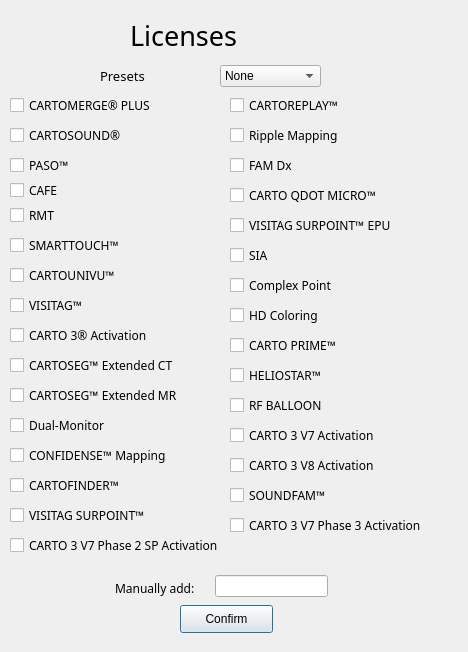
Qt form Code/Forms/licenses_dialog.ui (EranYonai/Auto-Baseline) before a commit.
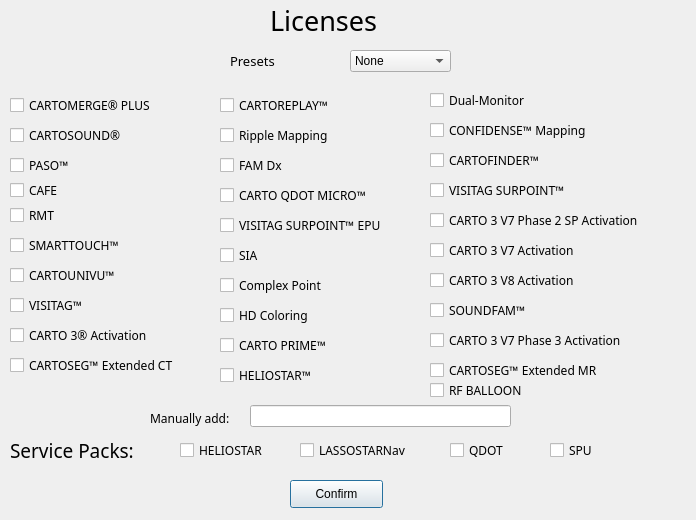
The same form after that commit.

Commit message:
Added service packs to WS - Licenses Dialog
Some minor fixes:
- Select all in licenses dialog doesn't select service pack licenses anymore
- Added Service packs to licenses dialog.
-Updated format function with the new service packs and deleted the last , at the end of the string from the DIalog class itself. (string[:-2])
- Inheritance between WS dialog and Licenses Dialog.
- Changed xmind place to be in main C ode dir and not inside Forms dir.

```diff
--- a/Code/Forms/licenses_dialog.ui
+++ b/Code/Forms/licenses_dialog.ui
@@ -6,8 +6,8 @@
    <rect>
     <x>0</x>
     <y>0</y>
-    <width>468</width>
-    <height>652</height>
+    <width>696</width>
+    <height>520</height>
    </rect>
   </property>
   <property name="windowTitle">
@@ -16,8 +16,8 @@
   <widget class="QLabel" name="title">
    <property name="geometry">
     <rect>
-     <x>130</x>
-     <y>15</y>
+     <x>270</x>
+     <y>0</y>
      <width>151</width>
      <height>41</height>
     </rect>
@@ -35,8 +35,8 @@
   <widget class="QComboBox" name="comboBox">
    <property name="geometry">
     <rect>
-     <x>220</x>
-     <y>65</y>
+     <x>350</x>
+     <y>50</y>
      <width>101</width>
      <height>22</height>
     </rect>
@@ -61,8 +61,8 @@
   <widget class="QLabel" name="label">
    <property name="geometry">
     <rect>
-     <x>100</x>
-     <y>65</y>
+     <x>230</x>
+     <y>50</y>
      <width>71</width>
      <height>21</height>
     </rect>
@@ -194,8 +194,8 @@
   <widget class="QCheckBox" name="dualmonitor">
    <property name="geometry">
     <rect>
-     <x>10</x>
-     <y>415</y>
+     <x>430</x>
+     <y>90</y>
      <width>171</width>
      <height>20</height>
     </rect>
@@ -270,8 +270,8 @@
   <widget class="QCheckBox" name="confidense">
    <property name="geometry">
     <rect>
-     <x>10</x>
-     <y>445</y>
+     <x>430</x>
+     <y>120</y>
      <width>191</width>
      <height>20</height>
     </rect>
@@ -289,8 +289,8 @@
   <widget class="QCheckBox" name="segmr">
    <property name="geometry">
     <rect>
-     <x>10</x>
-     <y>385</y>
+     <x>430</x>
+     <y>360</y>
      <width>211</width>
      <height>20</height>
     </rect>
@@ -308,7 +308,7 @@
   <widget class="QCheckBox" name="famdx">
    <property name="geometry">
     <rect>
-     <x>230</x>
+     <x>220</x>
      <y>155</y>
      <width>171</width>
      <height>20</height>
@@ -327,8 +327,8 @@
   <widget class="QCheckBox" name="finder">
    <property name="geometry">
     <rect>
-     <x>10</x>
-     <y>475</y>
+     <x>430</x>
+     <y>150</y>
      <width>171</width>
      <height>20</height>
     </rect>
@@ -346,7 +346,7 @@
   <widget class="QCheckBox" name="replay">
    <property name="geometry">
     <rect>
-     <x>230</x>
+     <x>220</x>
      <y>95</y>
      <width>171</width>
      <height>20</height>
@@ -365,8 +365,8 @@
   <widget class="QCheckBox" name="visitagsur">
    <property name="geometry">
     <rect>
-     <x>10</x>
-     <y>505</y>
+     <x>430</x>
+     <y>180</y>
      <width>171</width>
      <height>20</height>
     </rect>
@@ -384,7 +384,7 @@
   <widget class="QCheckBox" name="qdotmicro">
    <property name="geometry">
     <rect>
-     <x>230</x>
+     <x>220</x>
      <y>185</y>
      <width>171</width>
      <height>20</height>
@@ -403,7 +403,7 @@
   <widget class="QCheckBox" name="ripple">
    <property name="geometry">
     <rect>
-     <x>230</x>
+     <x>220</x>
      <y>125</y>
      <width>171</width>
      <height>20</height>
@@ -422,7 +422,7 @@
   <widget class="QCheckBox" name="visitagepu">
    <property name="geometry">
     <rect>
-     <x>230</x>
+     <x>220</x>
      <y>215</y>
      <width>201</width>
      <height>20</height>
@@ -441,7 +441,7 @@
   <widget class="QCheckBox" name="complex">
    <property name="geometry">
     <rect>
-     <x>230</x>
+     <x>220</x>
      <y>275</y>
      <width>171</width>
      <height>20</height>
@@ -460,7 +460,7 @@
   <widget class="QCheckBox" name="sia">
    <property name="geometry">
     <rect>
-     <x>230</x>
+     <x>220</x>
      <y>245</y>
      <width>171</width>
      <height>20</height>
@@ -479,7 +479,7 @@
   <widget class="QCheckBox" name="prime">
    <property name="geometry">
     <rect>
-     <x>230</x>
+     <x>220</x>
      <y>335</y>
      <width>231</width>
      <height>20</height>
@@ -498,7 +498,7 @@
   <widget class="QCheckBox" name="hdcolor">
    <property name="geometry">
     <rect>
-     <x>230</x>
+     <x>220</x>
      <y>305</y>
      <width>171</width>
      <height>20</height>
@@ -517,8 +517,8 @@
   <widget class="QCheckBox" name="activationv8">
    <property name="geometry">
     <rect>
-     <x>230</x>
-     <y>455</y>
+     <x>430</x>
+     <y>270</y>
      <width>191</width>
      <height>20</height>
     </rect>
@@ -536,7 +536,7 @@
   <widget class="QCheckBox" name="helios">
    <property name="geometry">
     <rect>
-     <x>230</x>
+     <x>220</x>
      <y>365</y>
      <width>171</width>
      <height>20</height>
@@ -555,8 +555,8 @@
   <widget class="QCheckBox" name="baloon">
    <property name="geometry">
     <rect>
-     <x>230</x>
-     <y>395</y>
+     <x>430</x>
+     <y>380</y>
      <width>171</width>
      <height>20</height>
     </rect>
@@ -574,8 +574,8 @@
   <widget class="QCheckBox" name="soundfam">
    <property name="geometry">
     <rect>
-     <x>230</x>
-     <y>485</y>
+     <x>430</x>
+     <y>300</y>
      <width>171</width>
      <height>20</height>
     </rect>
@@ -593,8 +593,8 @@
   <widget class="QCheckBox" name="activationv7p3">
    <property name="geometry">
     <rect>
-     <x>230</x>
-     <y>515</y>
+     <x>430</x>
+     <y>330</y>
      <width>241</width>
      <height>20</height>
     </rect>
@@ -612,8 +612,8 @@
   <widget class="QCheckBox" name="activationv7">
    <property name="geometry">
     <rect>
-     <x>230</x>
-     <y>425</y>
+     <x>430</x>
+     <y>240</y>
      <width>191</width>
      <height>20</height>
     </rect>
@@ -631,8 +631,8 @@
   <widget class="QCheckBox" name="activationv7sp2">
    <property name="geometry">
     <rect>
-     <x>10</x>
-     <y>535</y>
+     <x>430</x>
+     <y>210</y>
      <width>251</width>
      <height>20</height>
     </rect>
@@ -650,9 +650,9 @@
   <widget class="QLineEdit" name="ManualLine">
    <property name="geometry">
     <rect>
-     <x>215</x>
-     <y>575</y>
-     <width>113</width>
+     <x>250</x>
+     <y>405</y>
+     <width>261</width>
      <height>22</height>
     </rect>
    </property>
@@ -660,8 +660,8 @@
   <widget class="QLabel" name="label_2">
    <property name="geometry">
     <rect>
-     <x>115</x>
-     <y>580</y>
+     <x>150</x>
+     <y>410</y>
      <width>101</width>
      <height>16</height>
     </rect>
@@ -679,8 +679,8 @@
   <widget class="QPushButton" name="confirm_button">
    <property name="geometry">
     <rect>
-     <x>180</x>
-     <y>605</y>
+     <x>290</x>
+     <y>480</y>
      <width>93</width>
      <height>28</height>
     </rect>
@@ -708,6 +708,101 @@
     <string>CAFE</string>
    </property>
   </widget>
+  <widget class="QLabel" name="title_2">
+   <property name="geometry">
+    <rect>
+     <x>10</x>
+     <y>430</y>
+     <width>181</width>
+     <height>41</height>
+    </rect>
+   </property>
+   <property name="font">
+    <font>
+     <family>Product Sans</family>
+     <pointsize>14</pointsize>
+    </font>
+   </property>
+   <property name="text">
+    <string>Service Packs:</string>
+   </property>
+  </widget>
+  <widget class="QCheckBox" name="sp_helios">
+   <property name="geometry">
+    <rect>
+     <x>180</x>
+     <y>440</y>
+     <width>111</width>
+     <height>20</height>
+    </rect>
+   </property>
+   <property name="font">
+    <font>
+     <family>Product Sans Light</family>
+     <pointsize>9</pointsize>
+    </font>
+   </property>
+   <property name="text">
+    <string>HELIOSTAR</string>
+   </property>
+  </widget>
+  <widget class="QCheckBox" name="sp_lasso">
+   <property name="geometry">
+    <rect>
+     <x>300</x>
+     <y>440</y>
+     <width>141</width>
+     <height>20</height>
+    </rect>
+   </property>
+   <property name="font">
+    <font>
+     <family>Product Sans Light</family>
+     <pointsize>9</pointsize>
+    </font>
+   </property>
+   <property name="text">
+    <string>LASSOSTARNav</string>
+   </property>
+  </widget>
+  <widget class="QCheckBox" name="sp_qdot">
+   <property name="geometry">
+    <rect>
+     <x>450</x>
+     <y>440</y>
+     <width>81</width>
+     <height>20</height>
+    </rect>
+   </property>
+   <property name="font">
+    <font>
+     <family>Product Sans Light</family>
+     <pointsize>9</pointsize>
+    </font>
+   </property>
+   <property name="text">
+    <string>QDOT</string>
+   </property>
+  </widget>
+  <widget class="QCheckBox" name="sp_spu">
+   <property name="geometry">
+    <rect>
+     <x>550</x>
+     <y>440</y>
+     <width>61</width>
+     <height>20</height>
+    </rect>
+   </property>
+   <property name="font">
+    <font>
+     <family>Product Sans Light</family>
+     <pointsize>9</pointsize>
+    </font>
+   </property>
+   <property name="text">
+    <string>SPU</string>
+   </property>
+  </widget>
  </widget>
  <resources/>
  <connections/>
```
The commit also changes 4 other files.
